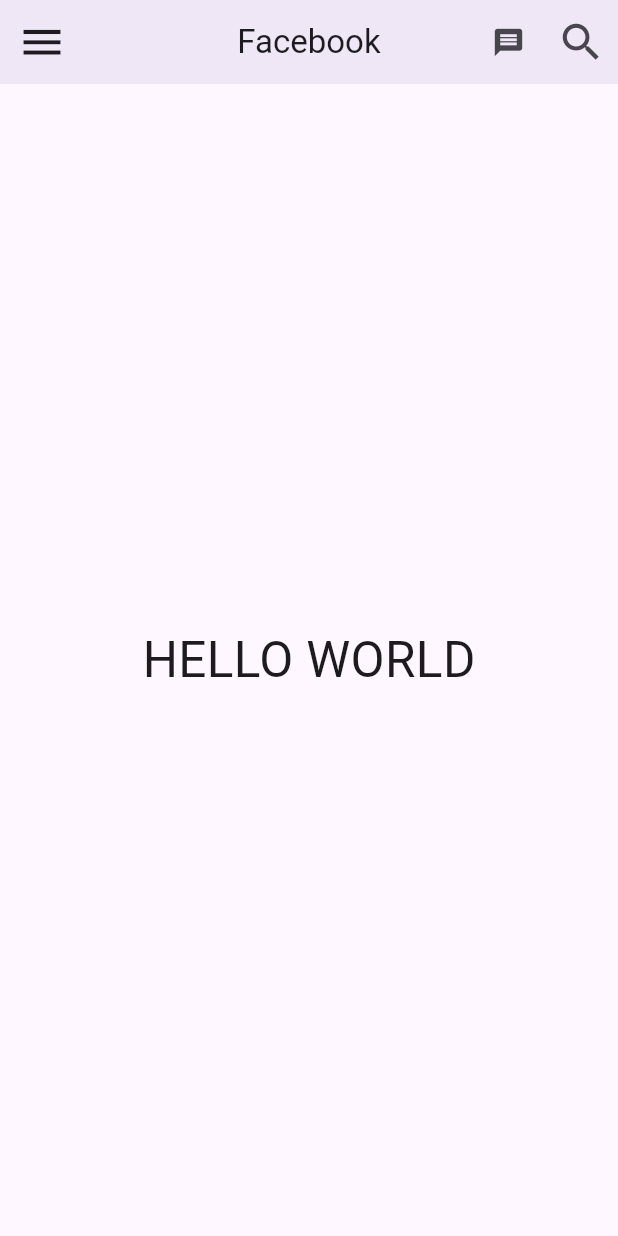
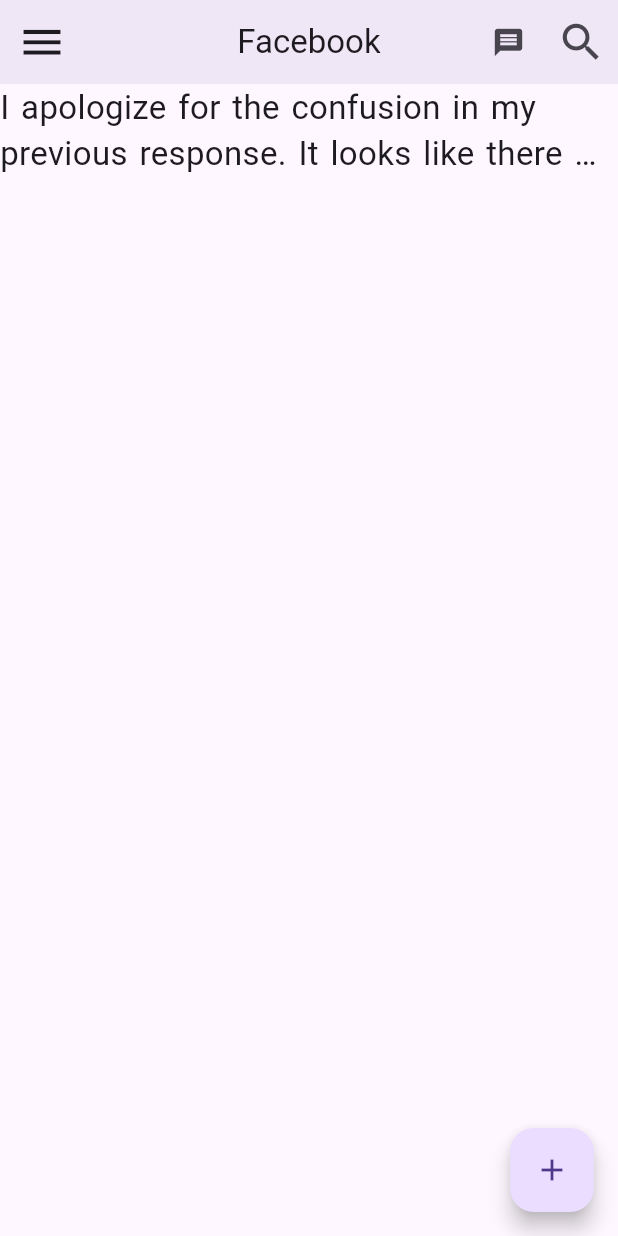
Before and after one commit to Diaf-Abderrahmane/first_flutter_project_vsc, a Flutter app: the screen it shows after launch, on a phone screen of 412 x 824 dp. Run offline on Flutter 3.47's test engine with Material 3 defaults, Android fonts, the light colour scheme and no system bars.

Commit message:
Text & TextStyle widgets

```diff
--- a/lib/main.dart
+++ b/lib/main.dart
@@ -50,12 +50,26 @@
               )),
         ],
       ),
-      body: Center(
-        child: Text(
-          "HELLO WORLD",
-          style: TextStyle(fontSize: 33),
+      body: Text(
+        "I apologize for the confusion in my previous response. It looks like there was a mistake in the instructions. The id() method is not used in the dependencies block in Gradle.",
+        style: TextStyle(
+          fontSize: 22,
+          wordSpacing: 2,
+          // letterSpacing: 2,
+          // color: Colors.amber,
+          // height: 1.5,
+          // letterSpacing: 2,
+          // fontWeight: FontWeight.w500,
+          // fontStyle: FontStyle.italic
+          // decoration: TextDecoration.underline
+          // backgroundColor: Colors.limeAccent,
         ),
+        maxLines: 2,
+        overflow: TextOverflow.ellipsis,
       ),
+      floatingActionButton: FloatingActionButton(
+          onPressed: () {},
+          child: IconButton(onPressed: () {}, icon: Icon(Icons.add))),
     );
   }
 }
```
